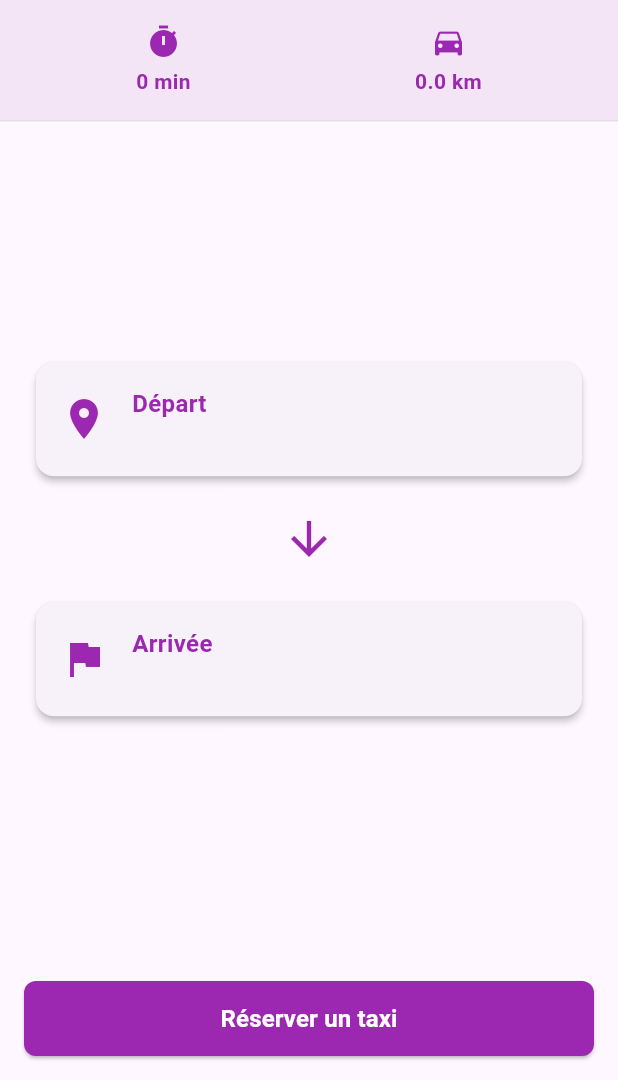
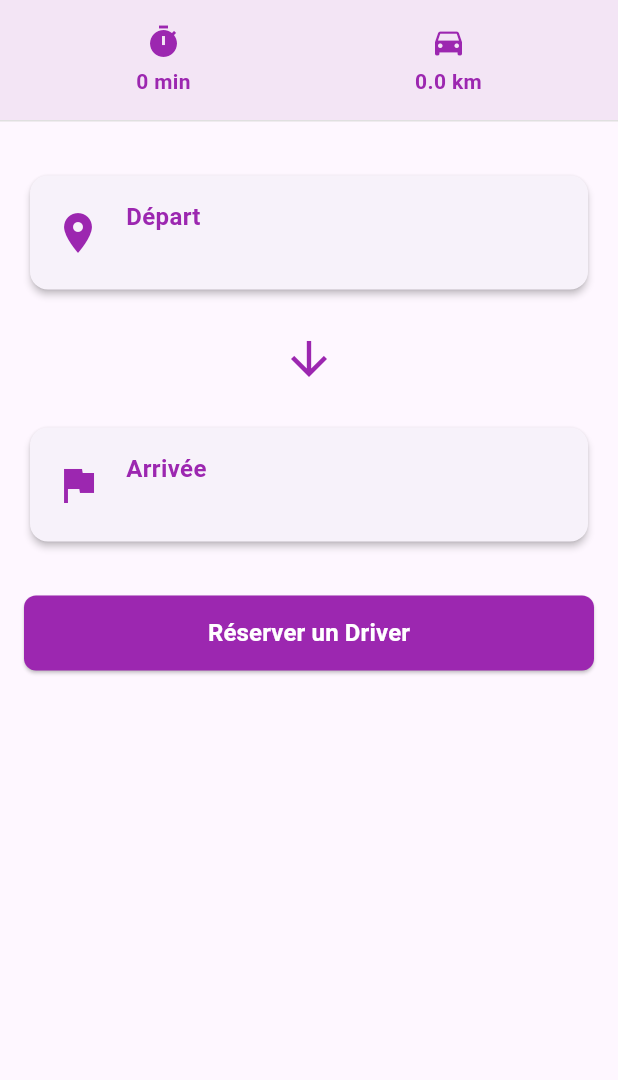
Before and after one commit to SalmaSAGH/YALMA, a Flutter app: the RouteDetailsPage screen opened directly with empty values, tab 2 chosen, on a phone screen of 412 x 824 dp, the part 156-1236 px from its top. Run offline on Flutter 3.47's test engine with Material 3 defaults, Android fonts, the phone set to English and light mode, and no system bars; our stand-ins replace barcode_widget, country_code_picker, flutter_typeahead, geolocator, google_maps_flutter, shared_preferences; accounts and stored records are empty.

```diff
--- a/lib/models/user_model.dart
+++ b/lib/models/user_model.dart
@@ -4,7 +4,7 @@ class User {
   final String fullName;
   final String email;
   final String password;
-  final String phone; // Nouveau champ ajouté
+  final String phone;
   final BankAccount? bankAccount;
 
   User({
--- a/lib/screens/HomePage.dart
+++ b/lib/screens/HomePage.dart
@@ -100,9 +100,8 @@ class _HomePageState extends State<HomePage> {
     _mapController = controller;
   }
 
-  // Nouvelle fonction pour gérer le tap sur la carte
+  // fonction pour gérer le tap sur la carte
   Future<void> _onMapTapped(LatLng tappedPoint) async {
-    // Utiliser l'API Nominatim pour obtenir l'adresse de l'endroit
     final url = Uri.parse(
         'https://nominatim.openstreetmap.org/reverse?lat=${tappedPoint.latitude}&lon=${tappedPoint.longitude}&format=json&addressdetails=1');
 
--- a/lib/screens/JourneyPage.dart
+++ b/lib/screens/JourneyPage.dart
@@ -210,7 +210,6 @@ class _JourneyPageState extends State<JourneyPage> {
 
   Future<void> _getRouteDirections() async {
     if (_currentPosition == null || _destination == null) return;
-
     try {
       if (_selectedRouteType == 'transit' && await _isDifferentCity(_destination!)) {
         await _getIntercityRoute();
--- a/lib/screens/RouteDetailsPage.dart
+++ b/lib/screens/RouteDetailsPage.dart
@@ -219,19 +219,17 @@ class _RouteDetailsPageState extends State<RouteDetailsPage> with SingleTickerPr
           ),
         ),
         Expanded(
-          child: isCarTrip ? _buildCarView() : _buildPublicTransportView(steps),
+          child: isCarTrip ? SingleChildScrollView(child: _buildCarView()) : _buildPublicTransportView(steps),
         ),
       ],
     );
   }
 
   Widget _buildCarView() {
-    return Column(
-      children: [
-        Expanded(
-          child: Center(
+    return Padding(
+      padding: const EdgeInsets.only(top: 32, left: 16, right: 16, bottom: 32),
       child: Column(
-              mainAxisAlignment: MainAxisAlignment.center,
+        mainAxisSize: MainAxisSize.min,
         children: [
           _buildLocationCard(
             Icons.location_on,
@@ -250,13 +248,8 @@ class _RouteDetailsPageState extends State<RouteDetailsPage> with SingleTickerPr
             widget.arrivalTime,
             Colors.purple,
           ),
-              ],
-            ),
-          ),
-        ),
-        Padding(
-          padding: const EdgeInsets.all(16.0),
-          child: ElevatedButton(
+          const SizedBox(height: 32),
+          ElevatedButton(
             style: ElevatedButton.styleFrom(
               backgroundColor: Colors.purple,
               minimumSize: const Size(double.infinity, 50),
@@ -266,7 +259,7 @@ class _RouteDetailsPageState extends State<RouteDetailsPage> with SingleTickerPr
             ),
             onPressed: () => _showTaxiReservation(context),
             child: const Text(
-              'Réserver un taxi',
+              'Réserver un Driver',
               style: TextStyle(
                 fontSize: 16,
                 color: Colors.white,
@@ -274,8 +267,8 @@ class _RouteDetailsPageState extends State<RouteDetailsPage> with SingleTickerPr
               ),
             ),
           ),
+        ],
       ),
-      ],
     );
   }
 
@@ -296,7 +289,6 @@ class _RouteDetailsPageState extends State<RouteDetailsPage> with SingleTickerPr
       Color color,
       ) {
     return Card(
-      margin: const EdgeInsets.symmetric(horizontal: 24),
       elevation: 2,
       child: Padding(
         padding: const EdgeInsets.all(16),
--- a/lib/screens/reservation_page.dart
+++ b/lib/screens/reservation_page.dart
@@ -35,7 +35,7 @@ class _ReservationPageState extends State<ReservationPage> {
 
     return Scaffold(
       appBar: AppBar(
-        title: Text(widget.isTaxi ? 'Réservation de taxi' : 'Détails de Réservation'),
+        title: Text(widget.isTaxi ? 'Réservation du Driver' : 'Détails de Réservation'),
       ),
       body: SingleChildScrollView(  // Added SingleChildScrollView to handle overflow
         padding: const EdgeInsets.all(16.0),
@@ -116,7 +116,7 @@ class _ReservationPageState extends State<ReservationPage> {
                     Provider.of<TicketProvider>(context, listen: false).addTicket(ticket);
 
                     ScaffoldMessenger.of(context).showSnackBar(
-                      const SnackBar(content: Text('Votre taxi a été réservé!')),
+                      const SnackBar(content: Text('Votre Driver a été réservé!')),
                     );
                   } else {
                     // Logique existante pour les transports en commun
--- a/lib/screens/ticket_detail_page.dart
+++ b/lib/screens/ticket_detail_page.dart
@@ -11,7 +11,7 @@ class TicketDetailPage extends StatelessWidget {
   @override
   Widget build(BuildContext context) {
     return Scaffold(
-      appBar: AppBar(title: Text(ticket.isTaxi ? "Détail du taxi" : "Détail du billet")),
+      appBar: AppBar(title: Text(ticket.isTaxi ? "Détail du Driver" : "Détail du billet")),
       body: Padding(
         padding: const EdgeInsets.all(16.0),
         child: Column(
```
Also changed, not shown: lib/screens/signup_screen.dart (+16 -3 lines), lib/constants/colors.dart (line endings or trailing spaces), lib/screens/splash_screen.dart (line endings or trailing spaces), lib/services/auth_service.dart (line endings or trailing spaces). Lines whose indentation alone changed are shown as unchanged.
